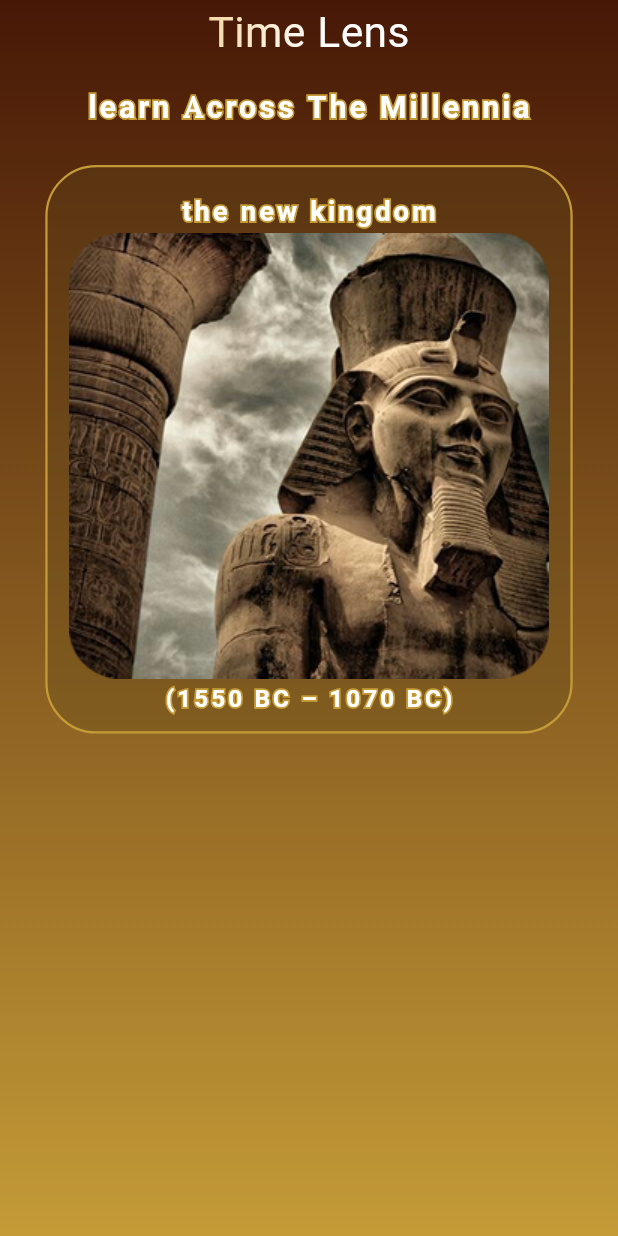
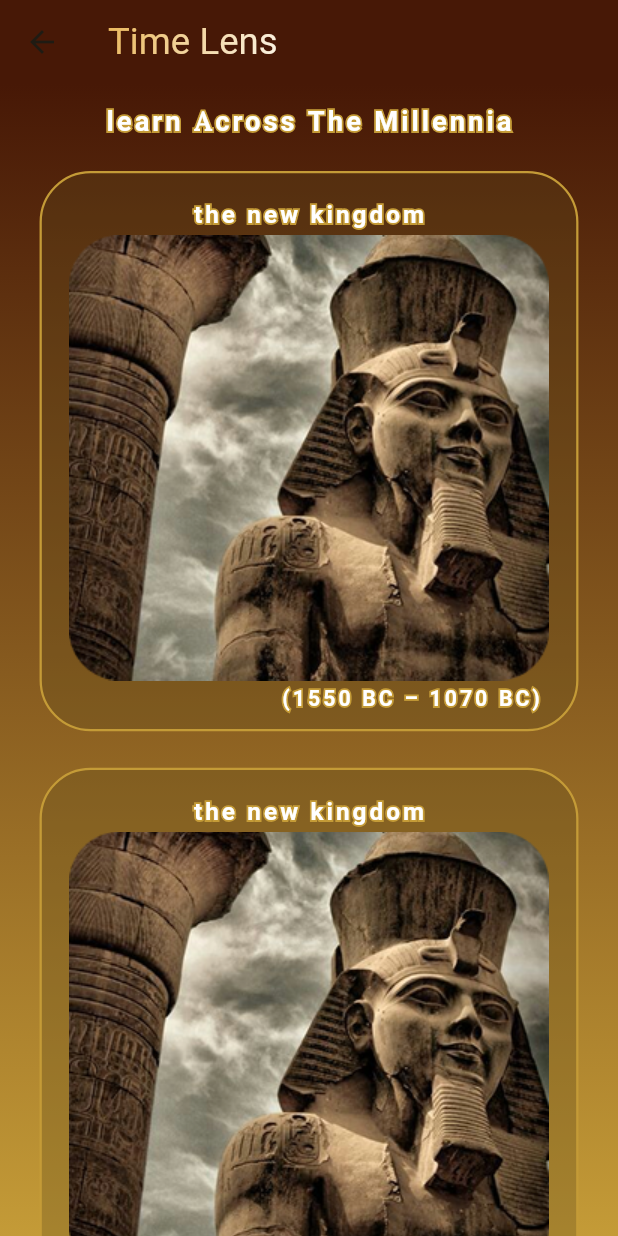
Before and after one commit to Jik00/timeLens, a Flutter app: the HomeView screen opened by its route, on a phone screen of 412 x 824 dp. Run offline on Flutter 3.47's test engine with Material 3 defaults, Android fonts, the phone set to English and light mode, and no system bars; our stand-ins replace cloud_firestore, flutter_screenutil, google_fonts, lottie, shared_preferences, smooth_page_indicator; accounts and stored records are empty.

Commit message:
home feature -2- [ era list view + home view app bar + home view body ]

```diff
--- a/lib/features/home/presentation/views/home_view.dart
+++ b/lib/features/home/presentation/views/home_view.dart
@@ -1,4 +1,6 @@
 import 'package:flutter/material.dart';
+import 'package:timelens/core/utils/app_colors.dart';
+import 'package:timelens/core/widgets/timelens_title.dart';
 import 'package:timelens/features/home/presentation/views/widgets/home_view_body.dart';
 
 class HomeView extends StatelessWidget {
@@ -8,8 +10,15 @@ class HomeView extends StatelessWidget {
 
   @override
   Widget build(BuildContext context) {
-    return const Scaffold(
-      body: SafeArea(
+    return Scaffold(
+      appBar: AppBar(
+        backgroundColor: AppColors.backgroundColor1,
+        elevation: 0,
+        title: const TimelensTitle(
+          size: 24,
+        ),
+      ),
+      body: const SafeArea(
         child: HomeViewBody(),
       ),
     );
--- a/lib/features/home/presentation/views/widgets/era_container.dart
+++ b/lib/features/home/presentation/views/widgets/era_container.dart
@@ -15,7 +15,7 @@ class EraContainer extends StatelessWidget {
   @override
   Widget build(BuildContext context) {
     return Container(
-      width: 320.w,
+      //width: 320.w,
       decoration: BoxDecoration(
         color: AppColors.secondaryColor.withOpacity(0.3),
         borderRadius: BorderRadius.circular(34),
@@ -32,20 +32,23 @@ class EraContainer extends StatelessWidget {
           StrokeTextCizel(
               title: eraName,
               colors: const [Colors.white, Colors.white],
-              titleSize: 18,
+              titleSize: 16,
               borderColor: AppColors.primaryColor),
           Container(
-              width: 320.w,
+              width: 300.w,
               height: 297.h,
               decoration: BoxDecoration(
                 borderRadius: BorderRadius.circular(34),
               ),
               child: Image.asset(eraPic)),
-          StrokeTextCizel(
-              title: eraDate,
-              colors: const [Colors.white, Colors.white],
-              titleSize: 16,
-              borderColor: AppColors.primaryColor),
+          Transform.translate(
+            offset: const Offset(68, 0),
+            child: StrokeTextCizel(
+                title: eraDate,
+                colors: const [Colors.white, Colors.white],
+                titleSize: 14,
+                borderColor: AppColors.primaryColor),
+          ),
           SizedBox(
             height: 10.h,
           )
--- a/lib/features/home/presentation/views/widgets/home_view_body.dart
+++ b/lib/features/home/presentation/views/widgets/home_view_body.dart
@@ -1,12 +1,10 @@
 import 'package:flutter/material.dart';
 import 'package:flutter_screenutil/flutter_screenutil.dart';
 import 'package:timelens/core/utils/app_colors.dart';
-import 'package:timelens/core/utils/app_images.dart';
 import 'package:timelens/core/utils/context_extensions.dart';
 import 'package:timelens/core/widgets/background_gradiant.dart';
 import 'package:timelens/core/widgets/stroke_text_cinzel.dart';
-import 'package:timelens/core/widgets/timelens_title.dart';
-import 'package:timelens/features/home/presentation/views/widgets/era_container.dart';
+import 'package:timelens/features/home/presentation/views/widgets/era_listview.dart';
 
 class HomeViewBody extends StatelessWidget {
   const HomeViewBody({super.key});
@@ -16,31 +14,32 @@ class HomeViewBody extends StatelessWidget {
     return Stack(
       children: [
         const BackgroundGradient(
-            color1: AppColors.backgroundColor1, color2: AppColors.primaryColor),
-        SingleChildScrollView(
+          color1: AppColors.backgroundColor1,
+          color2: AppColors.primaryColor,
+        ),
+        CustomScrollView(
+          slivers: [
+            SliverToBoxAdapter(
               child: Column(
                 children: [
-              const TimelensTitle(
-                size: 28,
-              ),
                   SizedBox(
-                height: 16.h,
+                    height: 12.h,
                   ),
                   StrokeTextCizel(
                     title: context.loc.homeTitle,
                     colors: const [Colors.white, Colors.white],
-                  titleSize: 20,
-                  borderColor: AppColors.primaryColor),
+                    titleSize: 18,
+                    borderColor: AppColors.primaryColor,
+                  ),
                   SizedBox(
-                height: 24.h,
+                    height: 8.h,
                   ),
-              const EraContainer(
-                  eraName: 'the new kingdom',
-                  eraPic: Assets.assetsImagesNewKingdomPic,
-                  eraDate: '(1550 BC – 1070 BC)')
                 ],
               ),
-        )
+            ),
+            const EraListview(),
+          ],
+        ),
       ],
     );
   }
```
Also changed, not shown: lib/features/auth/presentation/views/widgets/login_view_body.dart (+7 -1 lines), lib/features/home/presentation/views/widgets/era_listview.dart (added, +27 -0 lines). Lines whose indentation alone changed are shown as unchanged.
